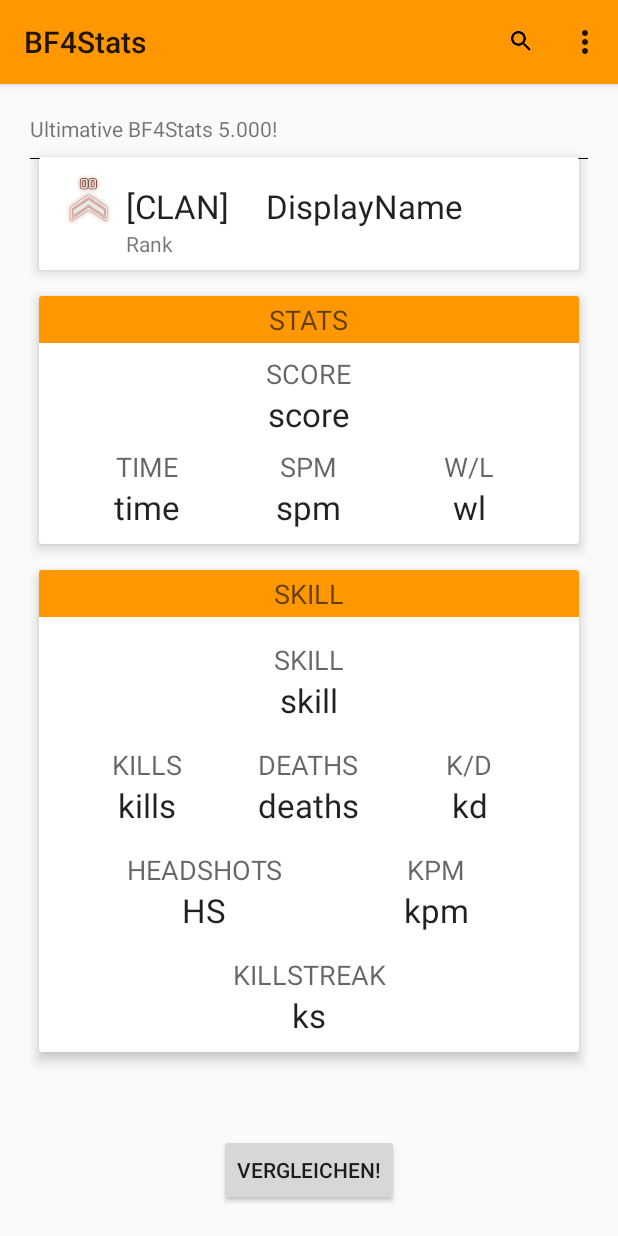
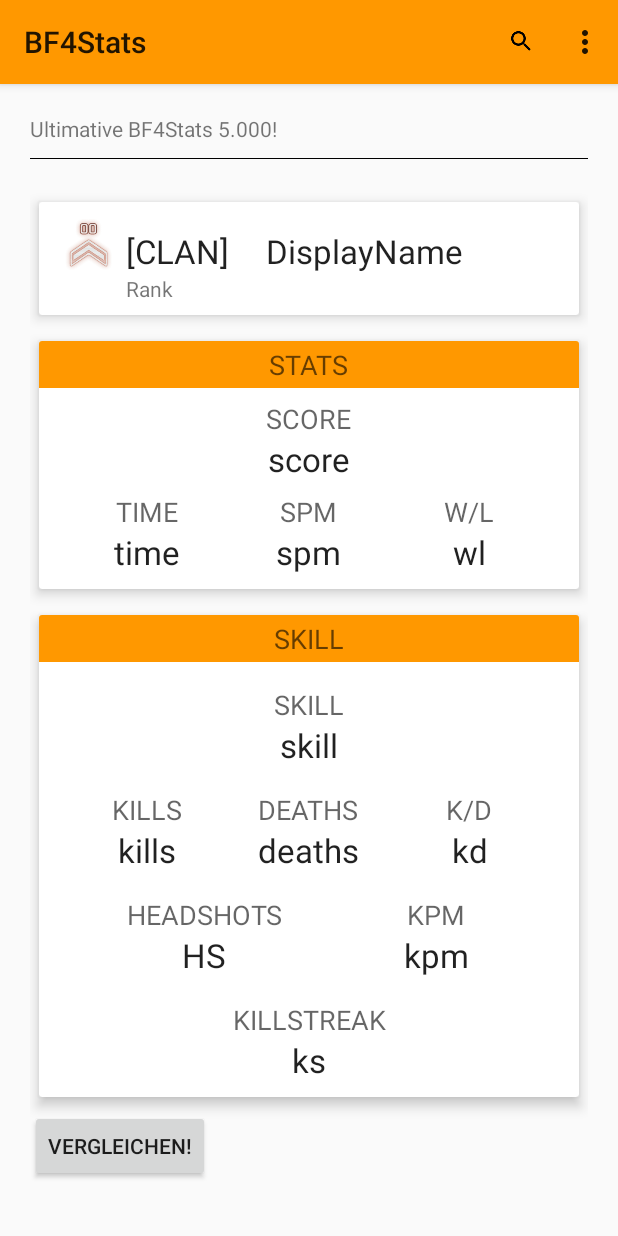
Before and after one commit to mafraqs/BF4StatsApp, an Android app: the screen it shows after launch (MainActivity), on a phone screen of 412 x 824 dp. Run offline under Robolectric (Android 15) with nearby library versions, the light colour scheme and no system bars.

Commit message:
fixed layout problem

```diff
--- a/app/src/main/res/layout/activity_main.xml
+++ b/app/src/main/res/layout/activity_main.xml
@@ -8,6 +8,16 @@
                 android:paddingRight="@dimen/activity_horizontal_margin"
                 android:paddingTop="@dimen/activity_vertical_margin"
                 tools:context=".MainActivity">
+
+    <ScrollView
+        android:layout_width="fill_parent"
+        android:layout_height="wrap_content"
+        android:id="@+id/scrollView2" >
+
+        <LinearLayout
+            android:orientation="vertical"
+            android:layout_width="fill_parent"
+            android:layout_height="fill_parent">
 
             <TextView
                 android:id="@+id/textView"
@@ -23,7 +33,6 @@
                 android:layout_below="@+id/textView"
                 android:background="@color/grey_black_1000"/>
 
-    <!-- A CardView that contains a TextView -->
             <android.support.v7.widget.CardView
                 android:id="@+id/cvPlayerInfo"
                 android:layout_width="fill_parent"
@@ -94,7 +103,6 @@
                 </LinearLayout>
             </android.support.v7.widget.CardView>
 
-    <!-- A CardView that contains a TextView -->
             <android.support.v7.widget.CardView
                 android:id="@+id/cvPlayerStats"
                 android:layout_width="fill_parent"
@@ -276,7 +284,6 @@
                 </LinearLayout>
             </android.support.v7.widget.CardView>
 
-    <!-- A CardView that contains a TextView -->
             <android.support.v7.widget.CardView
                 android:id="@+id/cvPlayerSkill"
                 android:layout_width="fill_parent"
@@ -615,7 +622,6 @@
                 </LinearLayout>
             </android.support.v7.widget.CardView>
 
-
             <Button
                 android:id="@+id/btn_Go"
                 android:layout_width="wrap_content"
@@ -625,7 +631,6 @@
                 android:onClick="sendMessage"
                 android:text="@string/btn_GoText"/>
 
-
             <ProgressBar
                 style="?android:attr/progressBarStyleSmall"
                 android:layout_width="match_parent"
@@ -633,5 +638,14 @@
                 android:id="@+id/progressBarM"
                 android:layout_alignParentTop="true"
                 android:layout_toEndOf="@+id/textView" />
+        </LinearLayout>
+    </ScrollView>
+
+    <!-- A CardView that contains a TextView -->
+
+    <!-- A CardView that contains a TextView -->
+
+    <!-- A CardView that contains a TextView -->
+
 
 </RelativeLayout>
```
Lines whose indentation alone changed are shown as unchanged.
